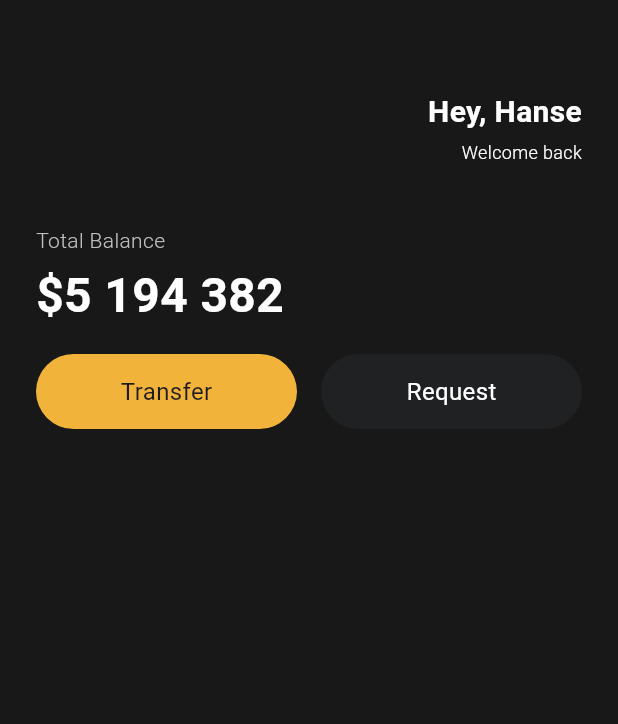
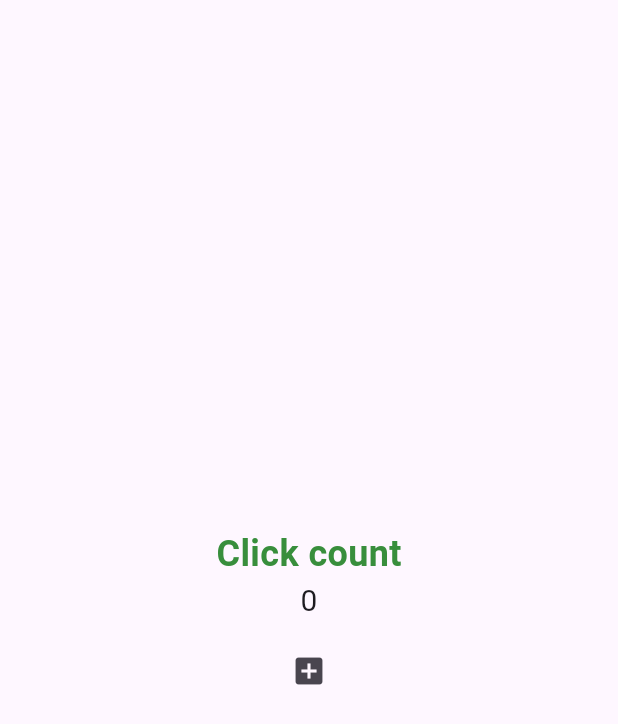
Before and after one commit to hanse-kim/flutter-tutorial, a Flutter app: the screen it shows after launch, on a phone screen of 412 x 824 dp. Shown: the top 724 px of the screen. Run offline on Flutter 3.47's test engine with Material 3 defaults, Android fonts, the phone set to English and light mode, and no system bars.

Commit message:
add stateful widget and custom theme

```diff
--- a/lib/main.dart
+++ b/lib/main.dart
@@ -1,7 +1,5 @@
 import 'package:flutter/material.dart';
-import 'package:tutorial/views/first/first-view.dart';
-
-import 'views/first/widgets/button.dart';
+import 'package:tutorial/views/counter/counter-view.dart';
 
 void main() {
   runApp(const App());
@@ -14,10 +12,10 @@ class App extends StatelessWidget {
   @override
   Widget build(BuildContext context) {
     /** 최상위 위젯에서는 MaterialApp(android style) vs CupertinoApp(iOS style)을 선택할 수 있음 */
-    return const MaterialApp(
-      home: Scaffold(
-        backgroundColor: Color(0xff181818),
-        body: FirstView(),
+    return MaterialApp(
+      home: const CounterView(),
+      theme: ThemeData(
+        textTheme: TextTheme(titleLarge: TextStyle(color: Colors.green[700])),
       ),
     );
   }
--- /dev/null
+++ b/lib/views/counter/counter-view.dart
@@ -0,0 +1,67 @@
+import 'package:flutter/material.dart';
+
+class CounterView extends StatefulWidget {
+  const CounterView({super.key});
+
+  @override
+  State<CounterView> createState() => _CounterViewState();
+}
+
+class _CounterViewState extends State<CounterView> {
+  int count = 0;
+
+  void onClicked() {
+    /** setState -> 변경된 state와 함께 build 메서드를 다시 실행시킨다 */
+    setState(() {
+      count += 1;
+    });
+  }
+
+  @override
+  Widget build(BuildContext context) {
+    return Scaffold(
+      body: Center(
+        child: Column(
+          mainAxisAlignment: MainAxisAlignment.center,
+          children: [
+            CountDisplay(count: count),
+            const SizedBox(height: 8),
+            IconButton(
+              onPressed: onClicked,
+              icon: const Icon(Icons.add_box),
+            ),
+          ],
+        ),
+      ),
+    );
+  }
+}
+
+class CountDisplay extends StatelessWidget {
+  const CountDisplay({
+    super.key,
+    required this.count,
+  });
+
+  final int count;
+
+  @override
+  Widget build(BuildContext context) {
+    return Column(
+      children: [
+        Text(
+          "Click count",
+          style: TextStyle(
+            fontSize: 24,
+            fontWeight: FontWeight.bold,
+            color: Theme.of(context).textTheme.titleLarge?.color,
+          ),
+        ),
+        Text(
+          count.toString(),
+          style: const TextStyle(fontSize: 20),
+        ),
+      ],
+    );
+  }
+}
--- a/lib/views/first/first-view.dart
+++ b/lib/views/first/first-view.dart
@@ -7,7 +7,9 @@ class FirstView extends StatelessWidget {
 
   @override
   Widget build(BuildContext context) {
-    return const Column(
+    return const Scaffold(
+      backgroundColor: Color(0xff181818),
+      body: Column(
         crossAxisAlignment: CrossAxisAlignment.stretch,
         children: [
           SizedBox(
@@ -107,6 +109,7 @@ class FirstView extends StatelessWidget {
             ),
           ),
         ],
+      ),
     );
   }
 }
```
Lines whose indentation alone changed are shown as unchanged.
